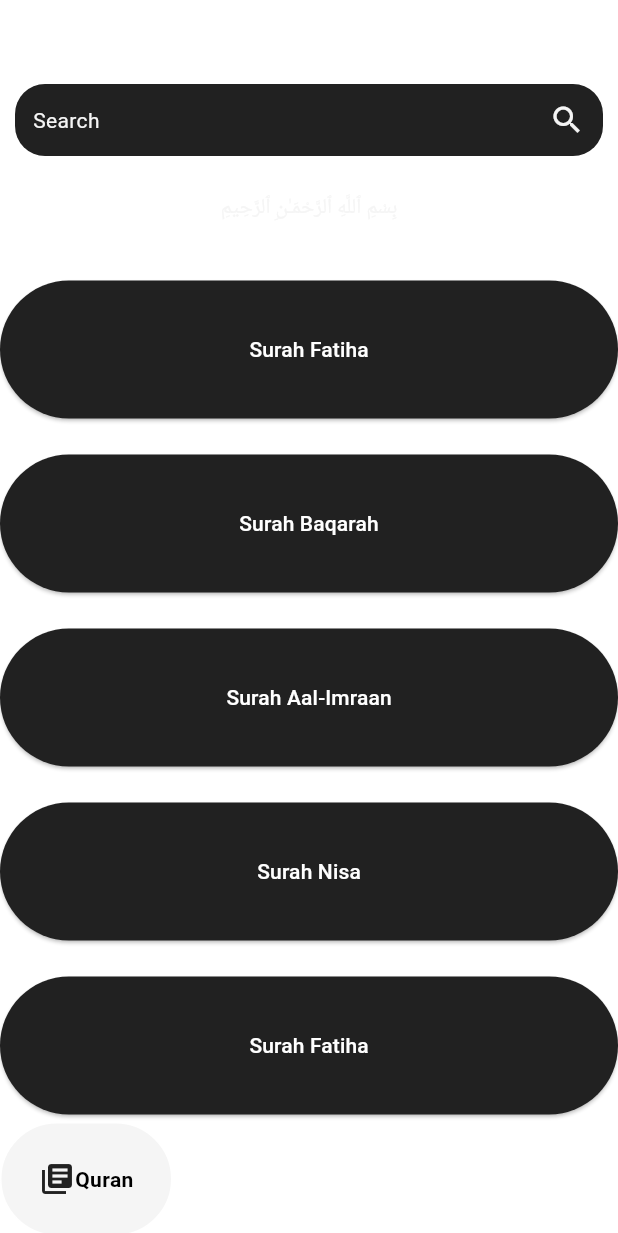
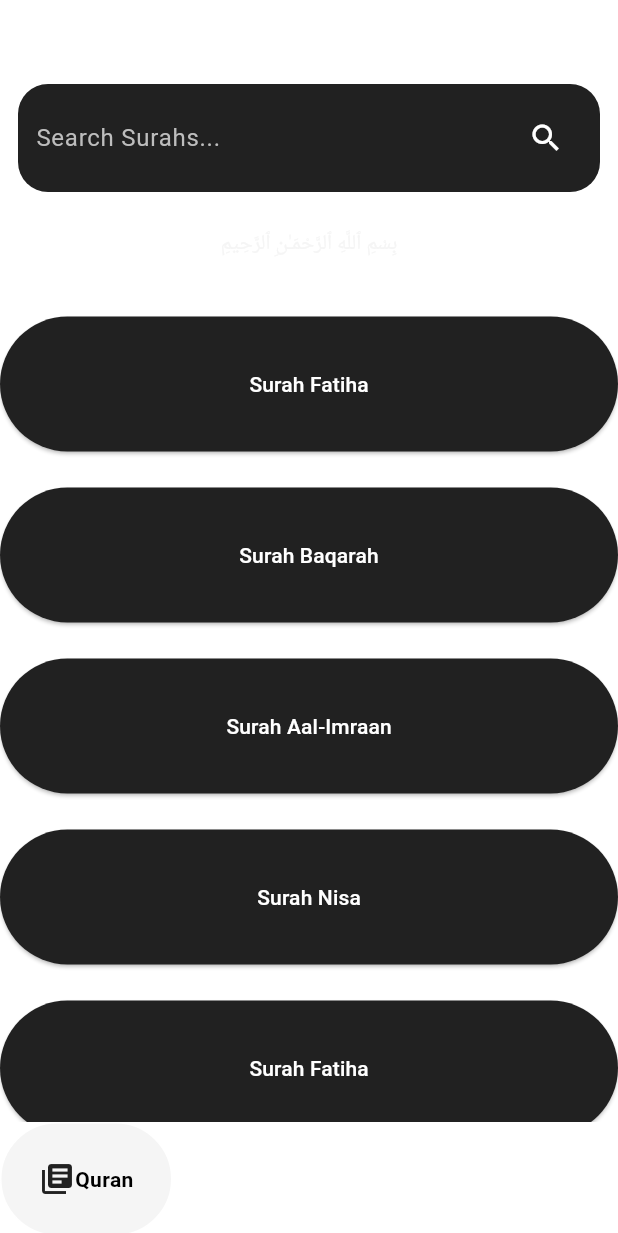
Before and after one commit to RobbaNNN-7/islamYzer, a Flutter app: the HomePage screen opened directly, on a phone screen of 412 x 824 dp. Shown: the top 1233 px of the screen. Run offline on Flutter 3.47's test engine with Material 3 defaults, Android fonts, the phone set to English and light mode, and no system bars; drawn by our look-alikes of google_nav_bar; missing offline and left inert: syncfusion_flutter_pdfviewer.

Commit message:
Added Search bar

```diff
--- a/lib/pages/intro_page.dart
+++ b/lib/pages/intro_page.dart
@@ -37,7 +37,7 @@ class IntroPage extends StatelessWidget {
 
               // title
               Text(
-                "Just Do It",
+                "To God We Belong",
                 style: TextStyle(
                     fontWeight: FontWeight.bold,
                     fontSize: 30,
@@ -67,7 +67,7 @@ class IntroPage extends StatelessWidget {
                   margin: EdgeInsets.all(12),
                   child: Center(
                     child: Text(
-                      "Quran",
+                      "Let's Learn Quran",
                       style: TextStyle(
                           color: Colors.white,
                           fontWeight: FontWeight.bold,
--- a/lib/pages/quran_page.dart
+++ b/lib/pages/quran_page.dart
@@ -1,13 +1,12 @@
-// ignore_for_file: prefer_const_constructors, prefer_const_literals_to_create_immutables
+// ignore_for_file: use_super_parameters, prefer_const_constructors
 
 import 'dart:io';
 
 import 'package:flutter/material.dart';
-// import 'package:flutter_cached_pdfview/flutter_cached_pdfview.dart';
 import 'package:syncfusion_flutter_pdfviewer/pdfviewer.dart';
 
 class QuranPage extends StatefulWidget {
-  const QuranPage({super.key});
+  const QuranPage({Key? key}) : super(key: key);
 
   @override
   State<QuranPage> createState() => _QuranPageState();
@@ -23,59 +22,79 @@ class _QuranPageState extends State<QuranPage> {
     {"name": "Surah Fatiha", "path": "lib/pdf/Holy-Quran-Para-1.pdf"},
     {"name": "Surah Fatiha", "path": "lib/pdf/Holy-Quran-Para-1.pdf"},
     {"name": "Surah Fatiha", "path": "lib/pdf/Holy-Quran-Para-1.pdf"},
-    {"name": "Surah Fatiha", "path": "lib/pdf/Holy-Quran-Para-1.pdf"},
-    {"name": "Surah Fatiha", "path": "lib/pdf/Holy-Quran-Para-1.pdf"},
-    {"name": "Surah Fatiha", "path": "lib/pdf/Holy-Quran-Para-1.pdf"},
-    {"name": "Surah Fatiha", "path": "lib/pdf/Holy-Quran-Para-1.pdf"},
-    {"name": "Surah Fatiha", "path": "lib/pdf/Holy-Quran-Para-1.pdf"},
-    {"name": "Surah Fatiha", "path": "lib/pdf/Holy-Quran-Para-1.pdf"},
-    {"name": "Surah Fatiha", "path": "lib/pdf/Holy-Quran-Para-1.pdf"},
-    {"name": "Surah Fatiha", "path": "lib/pdf/Holy-Quran-Para-1.pdf"},
-    {"name": "Surah Fatiha", "path": "lib/pdf/Holy-Quran-Para-1.pdf"},
-    {"name": "Surah Fatiha", "path": "lib/pdf/Holy-Quran-Para-1.pdf"},
-    {"name": "Surah Fatiha", "path": "lib/pdf/Holy-Quran-Para-1.pdf"},
-    {"name": "Surah Fatiha", "path": "lib/pdf/Holy-Quran-Para-1.pdf"}
   ];
+
+  late List<Map<String, String>> filteredSurahs = [];
+
+  TextEditingController searchController = TextEditingController();
+
+  @override
+  void initState() {
+    super.initState();
+    filteredSurahs = surahs;
+  }
+
+  void filterSurahs(String query) {
+    setState(() {
+      if (query.isEmpty) {
+        filteredSurahs = surahs;
+      } else {
+        filteredSurahs = surahs
+            .where((surah) =>
+                surah["name"]!.toLowerCase().contains(query.toLowerCase()))
+            .toList();
+      }
+    });
+  }
+
   @override
   Widget build(BuildContext context) {
     return Column(
       children: [
-        // search bar
+        // Search bar
         Container(
           padding: EdgeInsets.all(12),
-          margin: EdgeInsets.symmetric(horizontal: 10),
+          margin: EdgeInsets.symmetric(horizontal: 12),
           decoration: BoxDecoration(
-              color: Colors.grey[900], borderRadius: BorderRadius.circular(20)),
+            color: Colors.grey[900],
+            borderRadius: BorderRadius.circular(20),
+          ),
           child: Row(
             mainAxisAlignment: MainAxisAlignment.spaceBetween,
             children: [
-              Text(
-                "Search",
-                style: TextStyle(color: Colors.grey[100]),
+              Expanded(
+                child: TextField(
+                  controller: searchController,
+                  onChanged: filterSurahs,
+                  style: TextStyle(color: Colors.white),
+                  decoration: InputDecoration(
+                    hintText: 'Search Surahs...',
+                    hintStyle: TextStyle(color: Colors.grey[400]),
+                    border: InputBorder.none,
+                  ),
+                ),
               ),
-              Icon(
-                Icons.search,
-                color: Colors.grey[100],
+              IconButton(
+                icon: Icon(Icons.search, color: Colors.white),
+                onPressed: () {},
               ),
             ],
           ),
         ),
 
-        //  message
+        // Message
         Padding(
           padding: const EdgeInsets.symmetric(vertical: 25),
-          child: Text("بِسْمِ ٱللَّهِ ٱلرَّحْمَـٰنِ ٱلرَّحِيمِ",
-              style: TextStyle(color: Colors.grey[100])),
+          child: Text(
+            "بِسْمِ ٱللَّهِ ٱلرَّحْمَـٰنِ ٱلرَّحِيمِ",
+            style: TextStyle(color: Colors.grey[100]),
+          ),
         ),
 
-        /**
-         *
-         * QURAN PDF VIEWER OF EVERY SURAH
-        */
-
+        // List of Surah buttons
         Expanded(
           child: ListView.builder(
-            itemCount: surahs.length,
+            itemCount: filteredSurahs.length,
             itemBuilder: (context, index) {
               return Padding(
                 padding: const EdgeInsets.symmetric(vertical: 12),
@@ -86,20 +105,22 @@ class _QuranPageState extends State<QuranPage> {
                       context,
                       MaterialPageRoute(
                         builder: (context) => SfPdfViewer.file(
-                          File('lib\\pdf\\Holy-Quran-Para-1.pdf'),
+                          File(filteredSurahs[index]["path"]!),
                         ),
                       ),
                     );
                   },
                   style: ButtonStyle(
                     backgroundColor: MaterialStateProperty.all<Color>(
-                      Colors.grey[900]!, // Change the button color here
+                      Colors.grey[900]!, // Button color
                     ),
-                    padding: MaterialStateProperty.all(
-                        EdgeInsets.symmetric(vertical: 36, horizontal: 24)),
+                    padding: MaterialStateProperty.all<EdgeInsetsGeometry>(
+                      EdgeInsets.symmetric(
+                          vertical: 35, horizontal: 30), // Button padding
+                    ),
                   ),
                   child: Text(
-                    surahs[index]["name"]!,
+                    filteredSurahs[index]["name"]!,
                     style: TextStyle(color: Colors.white),
                   ),
                 ),
@@ -111,24 +132,3 @@ class _QuranPageState extends State<QuranPage> {
     );
   }
 }
-
-// class PDFviewer extends StatelessWidget {
-//   const PDFviewer({super.key, required this.url});
-
-//   final String url;
-
-//   @override
-//   Widget build(BuildContext context) {
-//     return Scaffold(
-//       body: PDF().cachedFromUrl(
-//         url,
-//         placeholder: (progress) => Center(
-//           child: Text('$progress %'),
-//         ),
-//         errorWidget: (error) => Center(
-//           child: Text(error.toString()),
-//         ),
-//       ),
-//     );
-//   }
-// }
```
